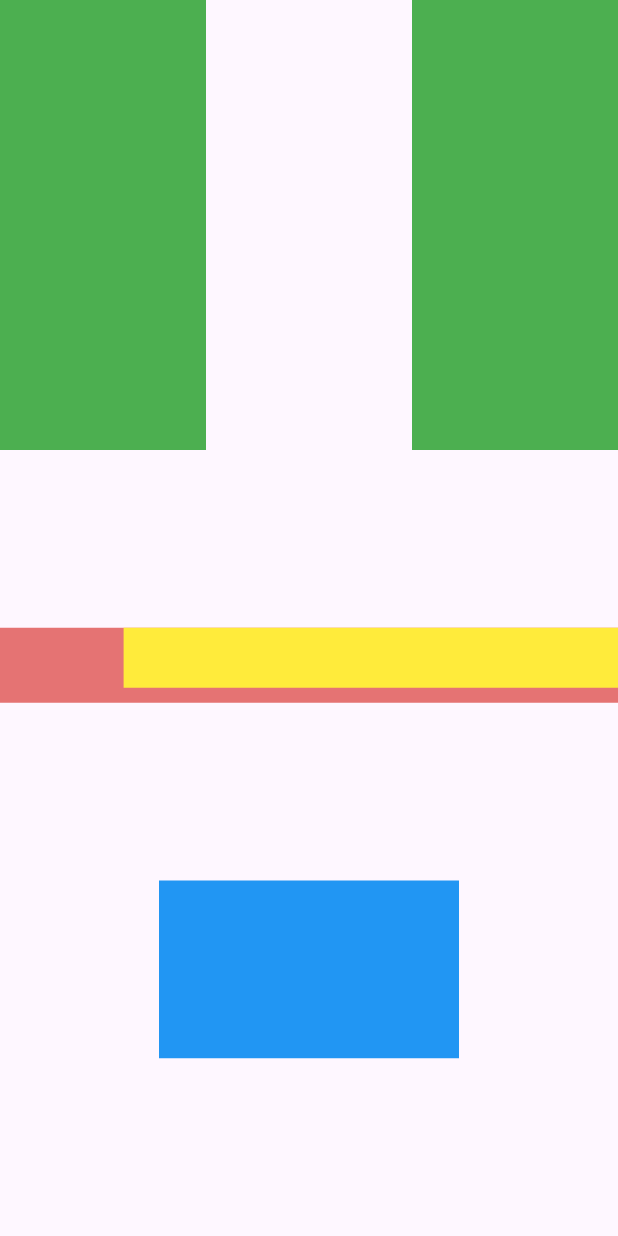
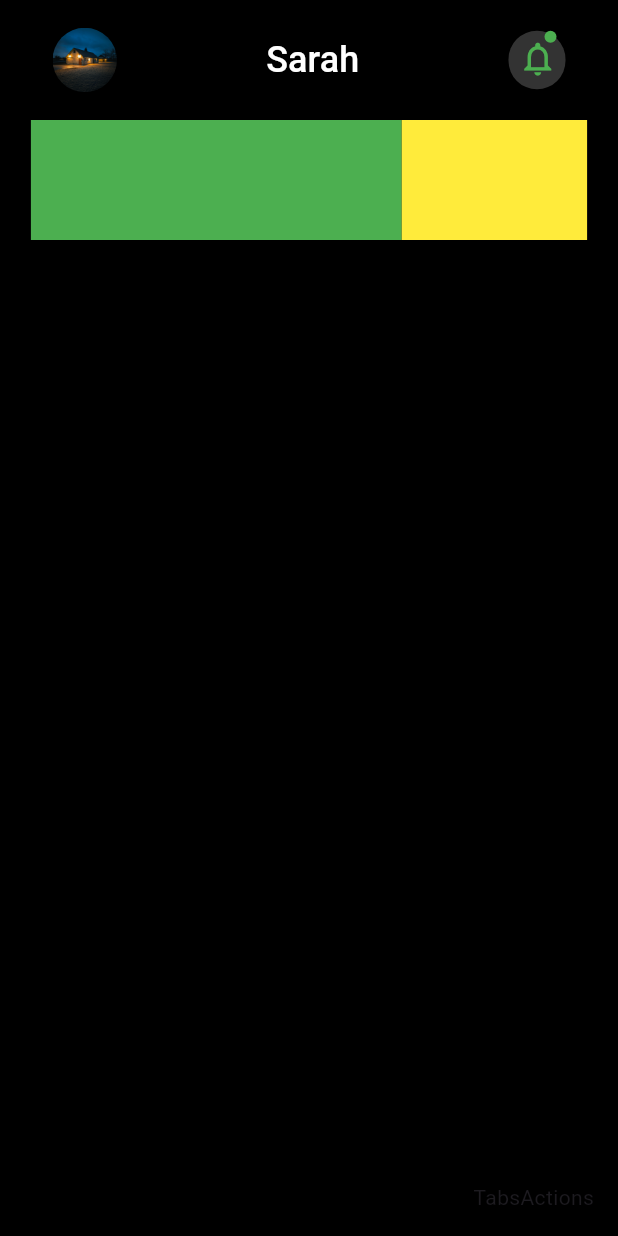
Before and after one commit to Tuyisenge2/E-commrcer-SPA-flutter, a Flutter app: the Dashboard screen opened by its route, on a phone screen of 412 x 824 dp. Run offline on Flutter 3.47's test engine with Material 3 defaults, Android fonts, the phone set to English and light mode, and no system bars; our stand-ins replace flutter_svg, go_router.

Commit message:
feat-implement-dashboard navigation bar

```diff
--- /dev/null
+++ b/lib/components/nav_bar.dart
@@ -0,0 +1,81 @@
+import 'package:flutter/material.dart';
+import 'package:new_app/components/responsive_text.dart';
+
+class NavBar extends StatelessWidget {
+  @override
+  Widget build(BuildContext context) {
+    return SizedBox(
+      width: double.infinity,
+      child: FractionallySizedBox(
+        widthFactor: 0.9,
+        child: Row(
+          mainAxisAlignment: MainAxisAlignment.spaceBetween,
+          children: [
+            Flexible(
+              child: InkWell(
+                onTap: () {
+                  print('Hello world');
+                },
+                child: ClipRRect(
+                  borderRadius: BorderRadius.circular(1240),
+                  child: Image.asset(
+                    'assets/images/heroBg2.jpg',
+                    fit: BoxFit.cover,
+                    height: 43,
+                    width: 43,
+                  ),
+                ),
+                //    ),
+              ),
+            ),
+            ResponsiveText(
+              textColor: Colors.white,
+              fontSize: 24,
+              text: "Sarah",
+            ),
+            Flexible(
+              child: InkWell(
+                onTap: () {
+                  print("hey");
+                },
+                child: Container(
+                  height: 39,
+                  width: 38,
+                  decoration: BoxDecoration(
+                    color: Colors.white.withOpacity(0.2),
+                    borderRadius: BorderRadius.circular(400),
+                  ),
+
+                  child: Stack(
+                    children: [
+                      Positioned(
+                        top: 5,
+                        left: 6,
+                        child: Icon(
+                          size: 27,
+                          Icons.notifications_none,
+                          color: Colors.green,
+                        ),
+                      ),
+                      Positioned(
+                        left: 24,
+                        child: Container(
+                          height: 8,
+                          width: 8,
+                          decoration: BoxDecoration(
+                            borderRadius: BorderRadius.circular(100),
+                            color: Colors.green,
+                          ),
+                        ),
+                      ),
+                    ],
+                  ),
+                ),
+              ),
+            ),
+          ],
+        ),
+      ),
+    );
+  }
+}
--- a/lib/pages/Dashboard/dashboard.dart
+++ b/lib/pages/Dashboard/dashboard.dart
@@ -1,59 +1,43 @@
 import 'package:flutter/material.dart';
+import 'package:new_app/components/nav_bar.dart';
 
 class Dashboard extends StatelessWidget {
   @override
   Widget build(BuildContext context) {
     return Scaffold(
-      body: Column(
+      appBar: AppBar(
+        title: NavBar(),
+        backgroundColor: Colors.black,
+        automaticallyImplyLeading: false,
+        toolbarHeight: 80,
+      ),
+      backgroundColor: Colors.black,
+      body: SizedBox(
+        height: double.infinity,
+        width: double.infinity,
+        child: FractionallySizedBox(
+          widthFactor: 0.9,
+          child: SingleChildScrollView(
+            child: Column(
               children: [
                 Row(
                   children: [
                     Flexible(
-                fit: FlexFit.tight,
-                child: Container(
-                  height: 300,
-                  width: 200,
-                  decoration: BoxDecoration(color: Colors.green),
+                      flex: 2,
+                      child: Container(height: 80, color: Colors.green),
                     ),
-              ),
-              // SizedBox(width: 20),
-              Spacer(),
                     Flexible(
-                fit: FlexFit.tight,
-                child: Container(
-                  height: 300,
-                  width: 200,
-                  decoration: BoxDecoration(color: Colors.green),
-                ),
+                      flex: 1,
+                      child: Container(height: 80, color: Colors.yellow),
                     ),
                   ],
                 ),
-          Spacer(),
-          Container(
-            width: double.infinity,
-            height: 50,
-            color: Colors.red[300],
-            child: FractionallySizedBox(
-              alignment: Alignment.topRight,
-              widthFactor: 0.8,
-              heightFactor: 0.8,
-              child: SizedBox(
-                child: Container(child: Container(color: Colors.yellow)),
+              ],
             ),
           ),
         ),
-          Spacer(),
-          Flexible(
-            fit: FlexFit.tight,
-            child: Container(
-              height: 300,
-              width: 200,
-              decoration: BoxDecoration(color: Colors.blue),
       ),
-          ),
-          Spacer(),
-        ],
-      ),
+      floatingActionButton: Text('TabsActions'),
     );
   }
 }
--- a/lib/pages/login.dart
+++ b/lib/pages/login.dart
@@ -25,7 +25,6 @@ class Login extends StatelessWidget {
       ),
       child: Scaffold(
         backgroundColor: Colors.transparent,
-
         body: SizedBox(
           height: double.infinity,
           width: double.infinity,
--- a/lib/pages/profile_page.dart
+++ b/lib/pages/profile_page.dart
@@ -45,7 +45,6 @@ class ProfilePage extends StatelessWidget {
                 child: Container(
                   width: 800,
                   height: 710,
-                  // color: Colors.pink,
                   child: Column(
                     children: [
                       Center(
```
Lines whose indentation alone changed are shown as unchanged.
